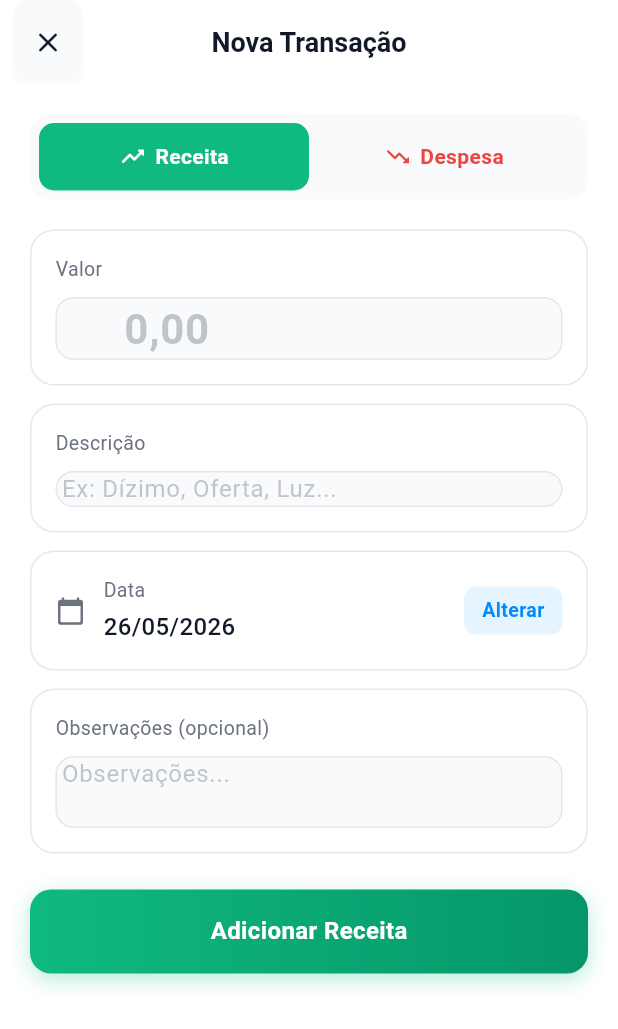
After one commit to Daniel-Huudek/church-app, a Flutter app: the CreateTransactionScreen screen opened directly, on a phone screen of 412 x 824 dp. The commit adds this screen. Shown: the top 1029 px of the screen. Run offline on Flutter 3.47's test engine with Material 3 defaults, Android fonts, the phone set to English and light mode, and no system bars; our stand-ins replace cached_network_image, dio, flutter_riverpod, flutter_svg, go_router, google_sign_in and 1 more; accounts and stored records are empty.

Commit message:
feat: botao adicionar receita/despesa na tela finance
- CreateTransactionScreen: formulário com tipo, valor, descrição, data
- Seletor Receita/Despesa com destaque visual
- FAB duplo no dashboard (verde receita, vermelho despesa)
- Rota /finance/create/INCOME e /finance/create/EXPENSE
- Invalida dashboard após criar transação

```diff
--- a/apps/flutter/lib/core/router/app_router.dart
+++ b/apps/flutter/lib/core/router/app_router.dart
@@ -29,6 +29,7 @@ import '../../features/finance/presentation/screens/finance_dashboard_screen.dar
 import '../../features/finance/presentation/screens/finance_transactions_screen.dart';
 import '../../features/finance/presentation/screens/finance_reports_screen.dart';
 import '../../features/finance/presentation/screens/finance_cash_flow_screen.dart';
+import '../../features/finance/presentation/screens/create_transaction_screen.dart';
 import '../../features/notifications/presentation/screens/notification_list_screen.dart';
 import '../../features/settings/presentation/screens/profile_screen.dart';
 import '../../features/settings/presentation/screens/settings_screen.dart';
@@ -179,6 +180,12 @@ final routerProvider = Provider<GoRouter>((ref) {
                 path: 'cash-flow',
                 builder: (context, state) => const FinanceCashFlowScreen(),
               ),
+              GoRoute(
+                path: 'create/:type',
+                builder: (context, state) => CreateTransactionScreen(
+                  initialType: state.pathParameters['type'] ?? 'INCOME',
+                ),
+              ),
             ],
           ),
           GoRoute(
--- /dev/null
+++ b/apps/flutter/lib/features/finance/presentation/screens/create_transaction_screen.dart
@@ -0,0 +1,313 @@
+import 'package:flutter/material.dart';
+import 'package:flutter_riverpod/flutter_riverpod.dart';
+import 'package:go_router/go_router.dart';
+import '../../../../core/config/theme/app_colors.dart';
+import '../../../../core/utils/formatters.dart';
+import '../../data/finance_api.dart';
+import '../providers/finance_provider.dart';
+
+class CreateTransactionScreen extends ConsumerStatefulWidget {
+  final String initialType;
+  const CreateTransactionScreen({super.key, this.initialType = 'INCOME'});
+
+  @override
+  ConsumerState<CreateTransactionScreen> createState() => _CreateTransactionScreenState();
+}
+
+class _CreateTransactionScreenState extends ConsumerState<CreateTransactionScreen> {
+  final _descCtrl = TextEditingController();
+  final _amountCtrl = TextEditingController();
+  final _notesCtrl = TextEditingController();
+  late String _type;
+  DateTime _date = DateTime.now();
+  bool _loading = false;
+
+  @override
+  void initState() {
+    super.initState();
+    _type = widget.initialType;
+  }
+
+  @override
+  void dispose() {
+    _descCtrl.dispose();
+    _amountCtrl.dispose();
+    _notesCtrl.dispose();
+    super.dispose();
+  }
+
+  bool get _canSubmit =>
+      _descCtrl.text.trim().isNotEmpty &&
+      double.tryParse(_amountCtrl.text.replaceAll(',', '.')) != null &&
+      !_loading;
+
+  Future<void> _submit() async {
+    if (!_canSubmit) return;
+    setState(() => _loading = true);
+    try {
+      final amount = double.parse(_amountCtrl.text.replaceAll(',', '.'));
+      await ref.read(financeApiProvider).createTransaction({
+        'type': _type,
+        'value': amount,
+        'description': _descCtrl.text.trim(),
+        'notes': _notesCtrl.text.trim(),
+        'date': _date.toIso8601String().substring(0, 10),
+      });
+      ref.invalidate(financeDashboardProvider);
+      if (mounted) context.pop();
+    } catch (e) {
+      if (mounted) {
+        ScaffoldMessenger.of(context).showSnackBar(SnackBar(
+          content: Text('Erro: $e'), backgroundColor: AppColors.error,
+        ));
+      }
+    } finally {
+      if (mounted) setState(() => _loading = false);
+    }
+  }
+
+  @override
+  Widget build(BuildContext context) {
+    final isDark = Theme.of(context).brightness == Brightness.dark;
+    final bg = isDark ? AppColors.darkBg : AppColors.lightBg;
+    final card = isDark ? AppColors.darkCard : Colors.white;
+    final t1 = isDark ? AppColors.darkText : AppColors.lightText;
+    final t2 = isDark ? AppColors.darkTextSecondary : AppColors.lightTextSecondary;
+    final border = isDark ? AppColors.darkBorder : AppColors.lightBorder;
+
+    return Scaffold(
+      backgroundColor: bg,
+      appBar: AppBar(
+        backgroundColor: bg,
+        elevation: 0,
+        scrolledUnderElevation: 0,
+        leading: Padding(
+          padding: const EdgeInsets.only(left: 8),
+          child: GestureDetector(
+            onTap: () => context.pop(),
+            child: Container(
+              padding: const EdgeInsets.all(8),
+              decoration: BoxDecoration(
+                color: isDark ? AppColors.darkSurface : AppColors.lightSurface,
+                borderRadius: BorderRadius.circular(12),
+              ),
+              child: Icon(Icons.close_rounded, size: 22, color: t1),
+            ),
+          ),
+        ),
+        title: Text('Nova Transação', style: TextStyle(fontSize: 18, fontWeight: FontWeight.w700, color: t1)),
+        centerTitle: true,
+      ),
+      body: ListView(
+        padding: const EdgeInsets.all(20),
+        children: [
+          // Tipo: Receita / Despesa
+          Container(
+            padding: const EdgeInsets.all(6),
+            decoration: BoxDecoration(
+              color: isDark ? AppColors.darkSurface : AppColors.lightSurface,
+              borderRadius: BorderRadius.circular(14),
+            ),
+            child: Row(
+              children: [
+                Expanded(
+                  child: GestureDetector(
+                    onTap: () => setState(() => _type = 'INCOME'),
+                    child: Container(
+                      padding: const EdgeInsets.symmetric(vertical: 12),
+                      decoration: BoxDecoration(
+                        color: _type == 'INCOME' ? const Color(0xFF10B981) : Colors.transparent,
+                        borderRadius: BorderRadius.circular(10),
+                      ),
+                      child: Row(
+                        mainAxisAlignment: MainAxisAlignment.center,
+                        children: [
+                          Icon(Icons.trending_up_rounded, size: 18,
+                            color: _type == 'INCOME' ? Colors.white : const Color(0xFF10B981)),
+                          const SizedBox(width: 6),
+                          Text('Receita',
+                            style: TextStyle(fontWeight: FontWeight.w600,
+                              color: _type == 'INCOME' ? Colors.white : const Color(0xFF10B981))),
+                        ],
+                      ),
+                    ),
+                  ),
+                ),
+                Expanded(
+                  child: GestureDetector(
+                    onTap: () => setState(() => _type = 'EXPENSE'),
+                    child: Container(
+                      padding: const EdgeInsets.symmetric(vertical: 12),
+                      decoration: BoxDecoration(
+                        color: _type == 'EXPENSE' ? const Color(0xFFEF4444) : Colors.transparent,
+                        borderRadius: BorderRadius.circular(10),
+                      ),
+                      child: Row(
+                        mainAxisAlignment: MainAxisAlignment.center,
+                        children: [
+                          Icon(Icons.trending_down_rounded, size: 18,
+                            color: _type == 'EXPENSE' ? Colors.white : const Color(0xFFEF4444)),
+                          const SizedBox(width: 6),
+                          Text('Despesa',
+                            style: TextStyle(fontWeight: FontWeight.w600,
+                              color: _type == 'EXPENSE' ? Colors.white : const Color(0xFFEF4444))),
+                        ],
+                      ),
+                    ),
+                  ),
+                ),
+              ],
+            ),
+          ),
+          const SizedBox(height: 20),
+          // Valor
+          Container(
+            padding: const EdgeInsets.all(16),
+            decoration: BoxDecoration(color: card, borderRadius: BorderRadius.circular(16), border: Border.all(color: border)),
+            child: Column(
+              crossAxisAlignment: CrossAxisAlignment.start,
+              children: [
+                Text('Valor', style: TextStyle(fontSize: 13, color: t2)),
+                const SizedBox(height: 8),
+                TextField(
+                  controller: _amountCtrl,
+                  keyboardType: const TextInputType.numberWithOptions(decimal: true),
+                  style: TextStyle(fontSize: 28, fontWeight: FontWeight.w700, color: t1),
+                  decoration: InputDecoration(
+                    prefixText: 'R\$ ',
+                    prefixStyle: TextStyle(fontSize: 28, fontWeight: FontWeight.w700, color: t2),
+                    hintText: '0,00',
+                    hintStyle: TextStyle(color: t2.withValues(alpha: 0.4), fontSize: 28),
+                    border: InputBorder.none,
+                    isDense: true,
+                    contentPadding: EdgeInsets.zero,
+                  ),
+                ),
+              ],
+            ),
+          ),
+          const SizedBox(height: 12),
+          // Descrição
+          Container(
+            padding: const EdgeInsets.all(16),
+            decoration: BoxDecoration(color: card, borderRadius: BorderRadius.circular(16), border: Border.all(color: border)),
+            child: Column(
+              crossAxisAlignment: CrossAxisAlignment.start,
+              children: [
+                Text('Descrição', style: TextStyle(fontSize: 13, color: t2)),
+                const SizedBox(height: 8),
+                TextField(
+                  controller: _descCtrl,
+                  onChanged: (_) => setState(() {}),
+                  style: TextStyle(fontSize: 16, color: t1),
+                  decoration: InputDecoration(
+                    hintText: 'Ex: Dízimo, Oferta, Luz...',
+                    hintStyle: TextStyle(color: t2.withValues(alpha: 0.4)),
+                    border: InputBorder.none,
+                    isDense: true,
+                    contentPadding: EdgeInsets.zero,
+                  ),
+                ),
+              ],
+            ),
+          ),
+          const SizedBox(height: 12),
+          // Data
+          Container(
+            padding: const EdgeInsets.all(16),
+            decoration: BoxDecoration(color: card, borderRadius: BorderRadius.circular(16), border: Border.all(color: border)),
+            child: Row(
+              children: [
+                Icon(Icons.calendar_today_rounded, size: 20, color: t2),
+                const SizedBox(width: 12),
+                Column(
+                  crossAxisAlignment: CrossAxisAlignment.start,
+                  children: [
+                    Text('Data', style: TextStyle(fontSize: 13, color: t2)),
+                    const SizedBox(height: 2),
+                    Text(Formatters.formatDate(_date), style: TextStyle(fontSize: 16, fontWeight: FontWeight.w500, color: t1)),
+                  ],
+                ),
+                const Spacer(),
+                GestureDetector(
+                  onTap: () async {
+                    final picked = await showDatePicker(
+                      context: context,
+                      initialDate: _date,
+                      firstDate: DateTime(2020),
+                      lastDate: DateTime.now(),
+                      locale: const Locale('pt', 'BR'),
+                    );
+                    if (picked != null) setState(() => _date = picked);
+                  },
+                  child: Container(
+                    padding: const EdgeInsets.symmetric(horizontal: 12, vertical: 6),
+                    decoration: BoxDecoration(
+                      color: const Color(0xFF008CFF).withValues(alpha: 0.1),
+                      borderRadius: BorderRadius.circular(8),
+                    ),
+                    child: const Text('Alterar', style: TextStyle(color: Color(0xFF008CFF), fontSize: 13, fontWeight: FontWeight.w600)),
+                  ),
+                ),
+              ],
+            ),
+          ),
+          const SizedBox(height: 12),
+          // Observações
+          Container(
+            padding: const EdgeInsets.all(16),
+            decoration: BoxDecoration(color: card, borderRadius: BorderRadius.circular(16), border: Border.all(color: border)),
+            child: Column(
+              crossAxisAlignment: CrossAxisAlignment.start,
+              children: [
+                Text('Observações (opcional)', style: TextStyle(fontSize: 13, color: t2)),
+                const SizedBox(height: 8),
+                TextField(
+                  controller: _notesCtrl,
+                  maxLines: 2,
+                  style: TextStyle(fontSize: 16, color: t1),
+                  decoration: InputDecoration(
+                    hintText: 'Observações...',
+                    hintStyle: TextStyle(color: t2.withValues(alpha: 0.4)),
+                    border: InputBorder.none,
+                    isDense: true,
+                    contentPadding: EdgeInsets.zero,
+                  ),
+                ),
+              ],
+            ),
+          ),
+          const SizedBox(height: 24),
+          GestureDetector(
+            onTap: _canSubmit ? _submit : null,
+            child: Container(
+              padding: const EdgeInsets.symmetric(vertical: 16),
+              decoration: BoxDecoration(
+                gradient: LinearGradient(
+                  colors: _type == 'INCOME'
+                      ? [const Color(0xFF10B981), const Color(0xFF059669)]
+                      : [const Color(0xFFEF4444), const Color(0xFFDC2626)],
+                ),
+                borderRadius: BorderRadius.circular(14),
+                boxShadow: [
+                  BoxShadow(
+                    color: (_type == 'INCOME' ? const Color(0xFF10B981) : const Color(0xFFEF4444)).withValues(alpha: 0.3),
+                    blurRadius: 12, offset: const Offset(0, 4),
+                  ),
+                ],
+              ),
+              child: Center(
+                child: _loading
+                    ? const SizedBox(width: 22, height: 22, child: CircularProgressIndicator(strokeWidth: 2, color: Colors.white))
+                    : Text(
+                      _type == 'INCOME' ? 'Adicionar Receita' : 'Adicionar Despesa',
+                      style: const TextStyle(color: Colors.white, fontSize: 16, fontWeight: FontWeight.w700),
+                    ),
+              ),
+            ),
+          ),
+        ],
+      ),
+    );
+  }
+}
--- a/apps/flutter/lib/features/finance/presentation/screens/finance_dashboard_screen.dart
+++ b/apps/flutter/lib/features/finance/presentation/screens/finance_dashboard_screen.dart
@@ -72,6 +72,24 @@ class FinanceDashboardScreen extends ConsumerWidget {
               )),
           ],
         ),
+      ),
+      floatingActionButton: Column(
+        mainAxisSize: MainAxisSize.min,
+        children: [
+          FloatingActionButton.small(
+            heroTag: 'income',
+            backgroundColor: const Color(0xFF10B981),
+            onPressed: () => context.push('/finance/create/INCOME'),
+            child: const Icon(Icons.trending_up_rounded, color: Colors.white),
+          ),
+          const SizedBox(height: 8),
+          FloatingActionButton(
+            heroTag: 'expense',
+            backgroundColor: const Color(0xFFEF4444),
+            onPressed: () => context.push('/finance/create/EXPENSE'),
+            child: const Icon(Icons.trending_down_rounded, color: Colors.white),
+          ),
+        ],
       ),
     );
   }
```
